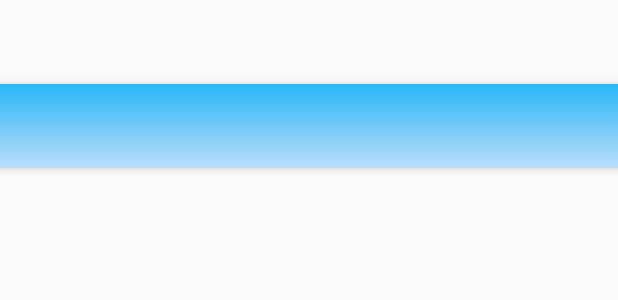
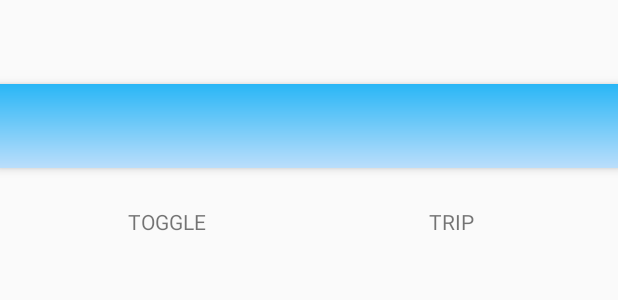
Before and after one commit to mmarchiovt/Focus, an Android app: the layout app_bar_main.xml on its own in the app's theme, with its tools: preview values and no code run, on a phone screen of 412 x 824 dp. Shown: the top 300 px of the screen. Run offline under Robolectric (Android 15) with nearby library versions, the phone set to English and light mode, and no system bars.

Commit message:
stuff and stuff

```diff
--- a/app/src/main/res/layout/content_main.xml
+++ b/app/src/main/res/layout/content_main.xml
@@ -16,6 +16,28 @@
         android:layout_width="0dp"
         android:layout_height="0dp"
         android:layout_weight=".05"/>
+
+    <LinearLayout
+        android:layout_width="match_parent"
+        android:layout_height="wrap_content"
+        android:layout_weight=".3"
+        android:orientation="horizontal">
+
+        <TextView
+            android:layout_width="0dp"
+            android:layout_height="wrap_content"
+            android:layout_weight="1"
+            android:text="TOGGLE"
+            android:gravity="center"/>
+
+        <TextView
+            android:layout_width="0dp"
+            android:layout_height="wrap_content"
+            android:layout_weight="1"
+            android:text="TRIP"
+            android:gravity="center"/>
+
+    </LinearLayout>
 
     <LinearLayout
         android:layout_width="match_parent"
```
Also changed, not shown: app/src/main/res/drawable/heart_onetemp.png, app/src/main/res/drawable/speak_onetemp.png, app/src/main/res/drawable/watch_onetemp.png, 5 other files.
